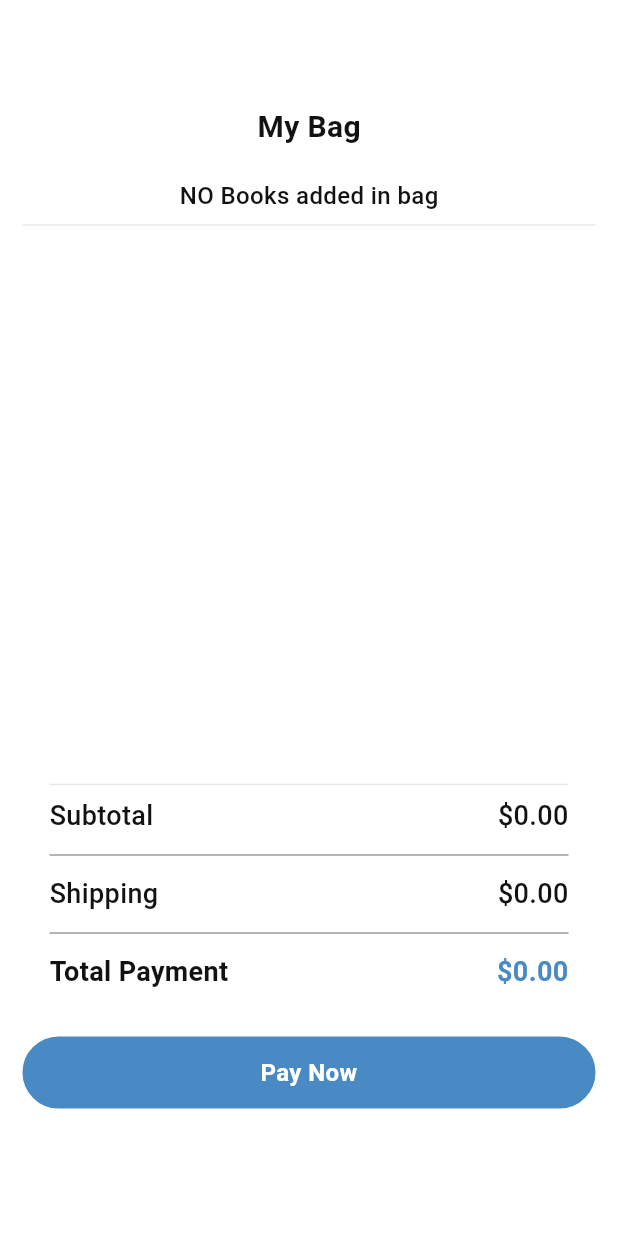
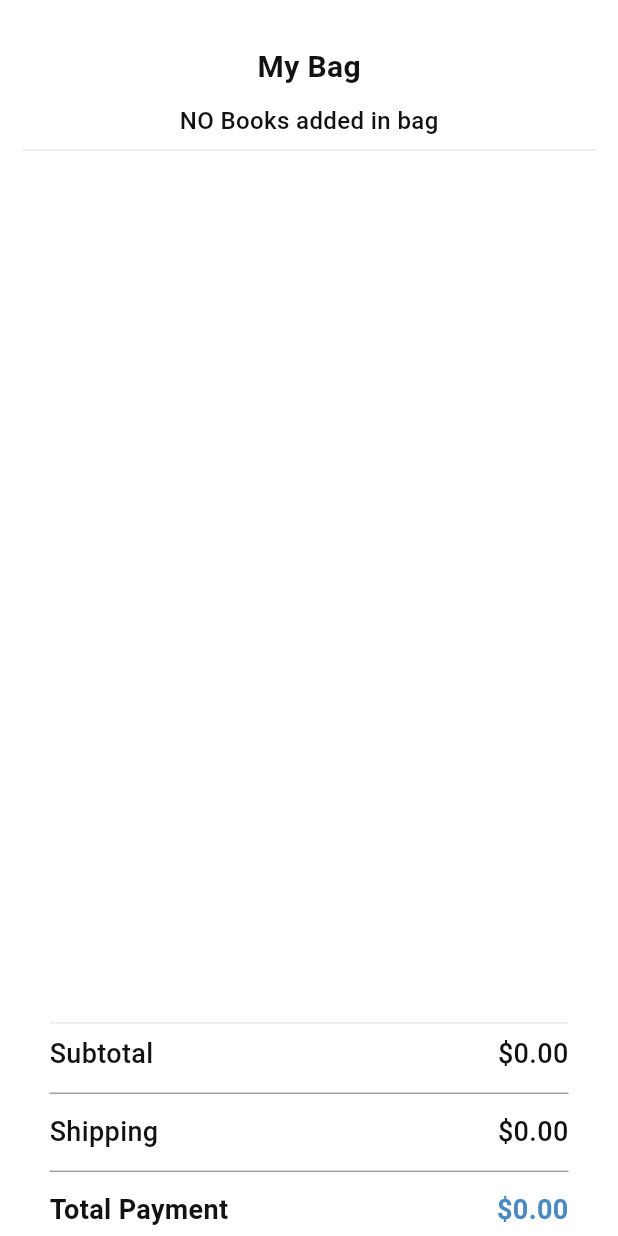
Before and after one commit to ChouguleAnkita13/Book_Heaven_App, a Flutter app: the CartScreen screen opened directly, on a phone screen of 412 x 824 dp. Run offline on Flutter 3.47's test engine with Material 3 defaults, Android fonts, the light colour scheme and no system bars; our stand-ins replace bloc, cloud_firestore, firebase_auth, firebase_core, flutter_bloc, google_fonts and 1 more; accounts and stored records are empty.

Commit message:
minor changes

```diff
--- a/book_heaven_app/lib/view/CartScreen/cart_screen.dart
+++ b/book_heaven_app/lib/view/CartScreen/cart_screen.dart
@@ -55,15 +55,15 @@ class _CartScreenState extends State<CartScreen> {
                     0.0, (sum, item) => sum + (item.bookPrice * item.quantity));
                 return SingleChildScrollView(
                   child: SizedBox(
-                    height: MediaQuery.sizeOf(context).height - 50,
+                    height: MediaQuery.sizeOf(context).height * 1.12,
                     child: Padding(
                       padding: const EdgeInsets.only(
-                          top: 50, bottom: 15, left: 15, right: 15),
+                          top: 20, bottom: 15, left: 15, right: 15),
                       child: Column(
                         children: [
                           Center(
                             child: Container(
-                              margin: const EdgeInsets.symmetric(vertical: 20),
+                              margin: const EdgeInsets.symmetric(vertical: 10),
                               child: Text(
                                 "My Bag",
                                 style: GoogleFonts.roboto(
@@ -116,7 +116,7 @@ class _CartScreenState extends State<CartScreen> {
                             title: "Pay Now",
                           ),
                           const SizedBox(
-                            height: 20,
+                            height: 10,
                           ),
                         ],
                       ),
--- a/book_heaven_app/lib/view/HomeScreen/home_screen.dart
+++ b/book_heaven_app/lib/view/HomeScreen/home_screen.dart
@@ -54,10 +54,10 @@ class _HomeScreenState extends State<HomeScreen> {
                 final successState = state as HomeLoadedSuccessState;
                 return SingleChildScrollView(
                   child: SizedBox(
-                    height: MediaQuery.sizeOf(context).height * 1.14,
+                    height: MediaQuery.sizeOf(context).height * 1.18,
                     child: Padding(
                       padding:
-                          const EdgeInsets.only(top: 50, bottom: 12, left: 24),
+                          const EdgeInsets.only(top: 20, bottom: 12, left: 20),
                       child: Column(
                         crossAxisAlignment: CrossAxisAlignment.start,
                         children: [
--- a/book_heaven_app/lib/view/LoginRegisterScreen/login_screen.dart
+++ b/book_heaven_app/lib/view/LoginRegisterScreen/login_screen.dart
@@ -54,7 +54,7 @@ class LoginScreen extends StatelessWidget {
                   height: MediaQuery.sizeOf(context).height,
                   child: Padding(
                     padding: const EdgeInsets.only(
-                        top: 60, bottom: 24, right: 24, left: 24),
+                        top: 20, bottom: 24, right: 24, left: 24),
                     child: Column(
                       crossAxisAlignment: CrossAxisAlignment.start,
                       mainAxisAlignment: MainAxisAlignment.spaceEvenly,
--- a/book_heaven_app/lib/view/LoginRegisterScreen/register_screen.dart
+++ b/book_heaven_app/lib/view/LoginRegisterScreen/register_screen.dart
@@ -45,7 +45,7 @@ class RegisterScreen extends StatelessWidget {
               height: MediaQuery.sizeOf(context).height,
               child: Padding(
                 padding: const EdgeInsets.only(
-                    top: 50, bottom: 12, right: 24, left: 24),
+                    top: 20, bottom: 12, right: 24, left: 24),
                 child: Column(
                   crossAxisAlignment: CrossAxisAlignment.start,
                   mainAxisAlignment: MainAxisAlignment.spaceEvenly,
--- a/book_heaven_app/lib/view/onboard_screen.dart
+++ b/book_heaven_app/lib/view/onboard_screen.dart
@@ -37,7 +37,7 @@ class OnboardScreen extends StatelessWidget {
         },
         child: Padding(
           padding:
-              const EdgeInsets.only(top: 60, bottom: 27, right: 27, left: 27),
+              const EdgeInsets.only(top: 20, bottom: 15, right: 27, left: 27),
           child: Column(
             mainAxisAlignment: MainAxisAlignment.spaceEvenly,
             children: [
@@ -91,7 +91,7 @@ class OnboardScreen extends StatelessWidget {
                     },
                     child: Container(
                       width: MediaQuery.of(context).size.width,
-                      margin: const EdgeInsets.only(top: 40),
+                      margin: const EdgeInsets.only(top: 30),
                       height: 55,
                       alignment: Alignment.center,
                       decoration: BoxDecoration(
```
Also changed, not shown: book_heaven_app/lib/view/HomeScreen/Widgets/book_detail.dart (+4 -4 lines), 2 other files.
